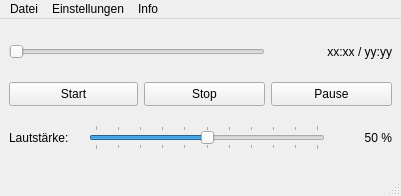
Above: viewers/audioplayerwindow.ui from striezel/qt-commander before the change. Below: the same form after it.
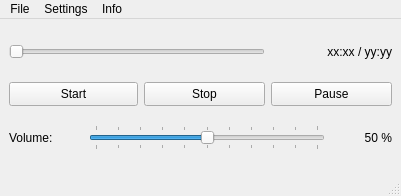
That is the form after the change. Icons and pictures are not drawn.

Diff of the .ui file:
```diff
--- a/viewers/audioplayerwindow.ui
+++ b/viewers/audioplayerwindow.ui
@@ -116,7 +116,7 @@
        </size>
       </property>
       <property name="text">
-       <string>Lautstärke:</string>
+       <string>Volume:</string>
       </property>
      </widget>
     </item>
@@ -174,13 +174,13 @@
    </property>
    <widget class="QMenu" name="menuFile">
     <property name="title">
-     <string>Datei</string>
+     <string>File</string>
     </property>
     <addaction name="actionClose"/>
    </widget>
    <widget class="QMenu" name="menuSettings">
     <property name="title">
-     <string>Einstellungen</string>
+     <string>Settings</string>
     </property>
     <addaction name="actionAutoPlayAudio"/>
     <addaction name="actionLoopForever"/>
```
Left out of the diff: 12 changed lines with no effect on the pictures.
